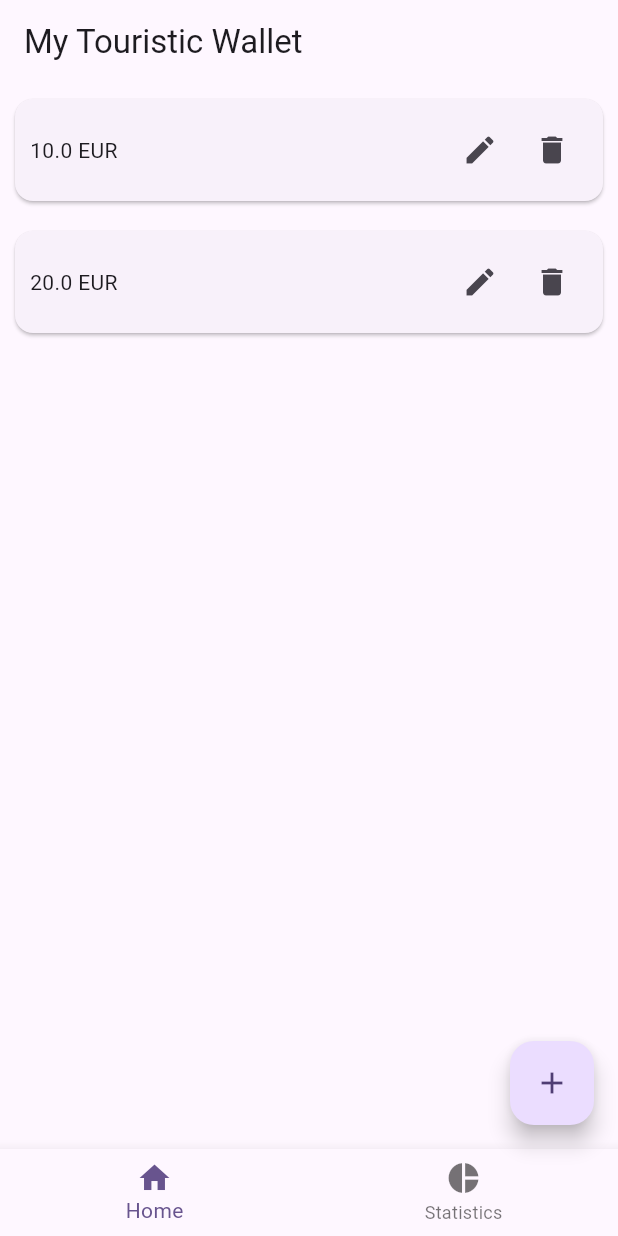
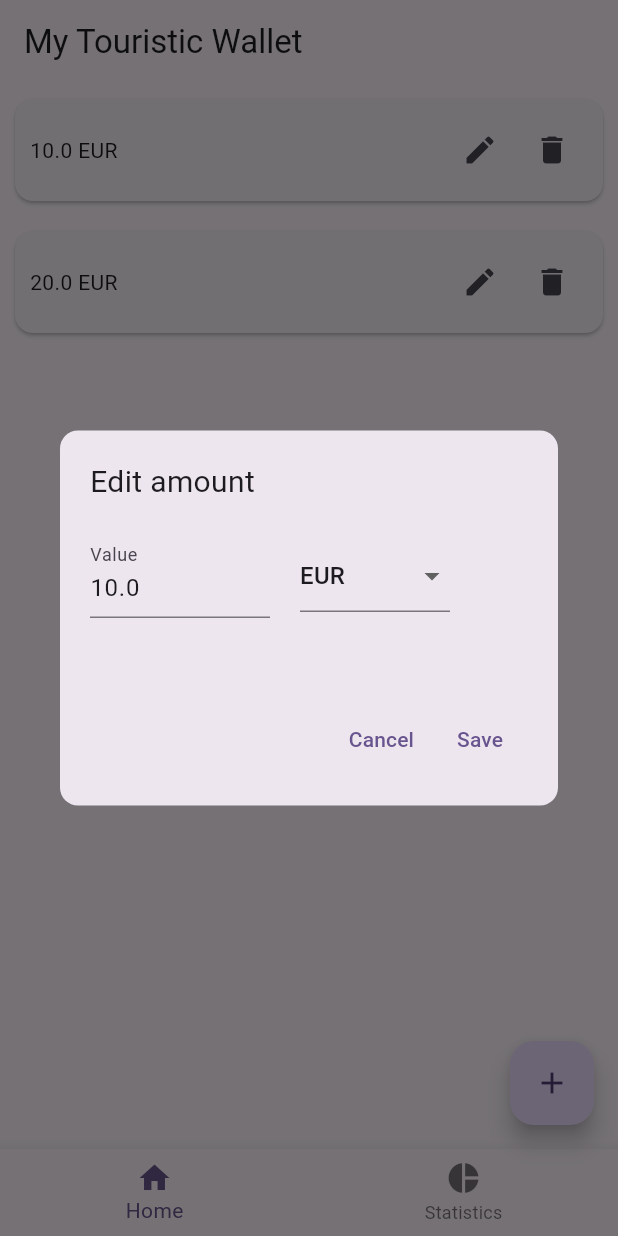
Before and after one commit to bdmendes/feup-cpm-touristic-wallet, a Flutter app: the screen it shows after launch, after a tap on the "edit" icon, on a phone screen of 412 x 824 dp. Run offline on Flutter 3.47's test engine with Material 2 defaults, Android fonts, the light colour scheme and no system bars.

Commit message:
Add, edit and remove amounts

```diff
--- a/touristic_wallet/lib/main.dart
+++ b/touristic_wallet/lib/main.dart
@@ -1,6 +1,7 @@
 import 'package:flutter/material.dart';
 import 'package:provider/provider.dart';
 import 'package:touristic_wallet/provider/amounts_provider.dart';
+import 'package:touristic_wallet/view/home/amount_dialog.dart';
 import 'package:touristic_wallet/view/home/home_page.dart';
 import 'package:touristic_wallet/view/statistics/statistics_page.dart';
 
@@ -53,9 +54,10 @@ class MyAppPageState extends State<MyAppPage> {
       floatingActionButton: selectedPageIndex == 0
           ? FloatingActionButton(
               onPressed: () {
-                final amountsProvider =
-                    Provider.of<AmountsProvider>(context, listen: false);
-                amountsProvider.addAmount(Amount(10, 'EUR'));
+                showDialog(
+                    barrierDismissible: false,
+                    context: context,
+                    builder: (context) => const AmountDialog());
               },
               child: const Icon(Icons.add),
             )
--- a/touristic_wallet/lib/model/amount.dart
+++ b/touristic_wallet/lib/model/amount.dart
@@ -1,6 +1,8 @@
+const currencies = ['USD', 'EUR', 'GBP', 'CHF', 'JPY', 'CNY', 'RUB'];
+
 class Amount {
   int? id;
-  double value;
+  final double value;
   final String currency;
 
   Amount(this.value, String currency, {this.id})
--- a/touristic_wallet/lib/provider/amounts_provider.dart
+++ b/touristic_wallet/lib/provider/amounts_provider.dart
@@ -12,7 +12,7 @@ class AmountsProvider extends ChangeNotifier {
   Future<void> loadAmountsFromStorage() async {
     // TODO: Get from the database
     final amounts = await Future.delayed(
-      const Duration(seconds: 3),
+      const Duration(seconds: 1),
       () => [
         Amount(10, 'EUR'),
         Amount(20, 'EUR'),
@@ -32,8 +32,14 @@ class AmountsProvider extends ChangeNotifier {
     notifyListeners();
   }
 
-  void editAmountValue(Amount amount, double newValue) {
-    amount.value = newValue;
-    notifyListeners();
+  void replaceAmount(Amount oldAmount, Amount newAmount) {
+    for (int i = 0; i < _amounts.length; i++) {
+      if (_amounts[i] == oldAmount) {
+        _amounts.removeAt(i);
+        _amounts.insert(i, newAmount);
+        notifyListeners();
+        break;
+      }
+    }
   }
 }
--- a/touristic_wallet/lib/view/home/amount_card.dart
+++ b/touristic_wallet/lib/view/home/amount_card.dart
@@ -3,6 +3,7 @@ import 'package:provider/provider.dart';
 
 import '../../model/amount.dart';
 import '../../provider/amounts_provider.dart';
+import 'amount_dialog.dart';
 
 class AmountCard extends StatefulWidget {
   const AmountCard({super.key, required this.amount});
@@ -18,7 +19,8 @@ class AmountCard extends StatefulWidget {
 class AmountCardState extends State<AmountCard> {
   @override
   Widget build(BuildContext context) {
-    final amountsProvider = Provider.of<AmountsProvider>(context, listen: false);
+    final amountsProvider =
+        Provider.of<AmountsProvider>(context, listen: false);
     return Card(
         margin: const EdgeInsets.all(10),
         child: Padding(
@@ -29,7 +31,10 @@ class AmountCardState extends State<AmountCard> {
                 const Spacer(),
                 IconButton(
                     onPressed: () {
-                      return;
+                      showDialog(
+                          context: context,
+                          builder: (context) =>
+                              AmountDialog(savedAmount: widget.amount));
                     },
                     icon: const Icon(Icons.edit)),
                 IconButton(
--- a/touristic_wallet/lib/view/home/amount_dialog.dart
+++ b/touristic_wallet/lib/view/home/amount_dialog.dart
@@ -1,6 +1,8 @@
-import 'package:flutter/cupertino.dart';
+import 'package:flutter/material.dart';
+import 'package:provider/provider.dart';
 
 import '../../model/amount.dart';
+import '../../provider/amounts_provider.dart';
 
 class AmountDialog extends StatefulWidget {
   const AmountDialog({super.key, this.savedAmount});
@@ -14,8 +16,117 @@ class AmountDialog extends StatefulWidget {
 }
 
 class AmountDialogState extends State<AmountDialog> {
+  final _formKey = GlobalKey<FormState>();
+  final TextEditingController _valueController = TextEditingController();
+  String? _currency;
+
   @override
   Widget build(BuildContext context) {
-    return const Center(child: Text('Amount Dialog'));
+    if (widget.savedAmount != null) {
+      if (_valueController.text.isEmpty) {
+        _valueController.text = widget.savedAmount!.value.toString();
+      }
+      _currency ??= widget.savedAmount!.currency;
+    }
+    final amountsProvider =
+        Provider.of<AmountsProvider>(context, listen: false);
+    return Dialog(
+        shape:
+            RoundedRectangleBorder(borderRadius: BorderRadius.circular(12.0)),
+        child: Container(
+          padding: const EdgeInsets.all(20),
+          height: 250,
+          child: Form(
+              key: _formKey,
+              child: Column(
+                crossAxisAlignment: CrossAxisAlignment.start,
+                children: [
+                  Text(
+                      widget.savedAmount == null ? 'Add amount' : 'Edit amount',
+                      textAlign: TextAlign.left,
+                      style: const TextStyle(fontSize: 20)),
+                  const SizedBox(height: 20),
+                  Row(
+                    children: [
+                      SizedBox(
+                        width: 120,
+                        child: TextFormField(
+                          validator: (value) {
+                            if (value == null || value.isEmpty) {
+                              return 'Enter a value';
+                            }
+                            if (double.tryParse(value) == null) {
+                              return 'Invalid value';
+                            }
+                            return null;
+                          },
+                          keyboardType: TextInputType.number,
+                          controller: _valueController,
+                          decoration: const InputDecoration(
+                            border: UnderlineInputBorder(),
+                            labelText: 'Value',
+                          ),
+                        ),
+                      ),
+                      const SizedBox(width: 20),
+                      SizedBox(
+                          width: 100,
+                          child: DropdownButtonFormField(
+                            validator: (value) {
+                              if (value == null || value.isEmpty) {
+                                return 'Invalid currency';
+                              }
+                              return null;
+                            },
+                            value: _currency,
+                            items: currencies
+                                .map((e) =>
+                                    DropdownMenuItem(value: e, child: Text(e)))
+                                .toList(),
+                            onChanged: (String? value) {
+                              setState(() {
+                                _currency = value;
+                              });
+                            },
+                          )),
+                    ],
+                  ),
+                  const Spacer(),
+                  Row(
+                    children: [
+                      const Spacer(),
+                      TextButton(
+                          onPressed: () {
+                            Navigator.of(context).pop();
+                          },
+                          child: const Text('Cancel')),
+                      TextButton(
+                          onPressed: () {
+                            if (!_formKey.currentState!.validate()) {
+                              return;
+                            }
+
+                            if (widget.savedAmount == null) {
+                              final amount = Amount(
+                                  double.parse(_valueController.text),
+                                  _currency!);
+                              amountsProvider.addAmount(amount);
+                              Navigator.pop(context);
+                              return;
+                            }
+
+                            final amount = Amount(
+                                double.parse(_valueController.text), _currency!,
+                                id: widget.savedAmount!.id);
+                            amountsProvider.replaceAmount(
+                                widget.savedAmount!, amount);
+                            Navigator.pop(context);
+                          },
+                          child: const Text('Save')),
+                    ],
+                  )
+                ],
+              )),
+        ));
   }
 }
--- a/touristic_wallet/pubspec.yaml
+++ b/touristic_wallet/pubspec.yaml
@@ -31,7 +31,6 @@ dependencies:
   flutter:
     sdk: flutter
   provider: ^6.0.5
-
 
   # The following adds the Cupertino Icons font to your application.
   # Use with the CupertinoIcons class for iOS style icons.
```
